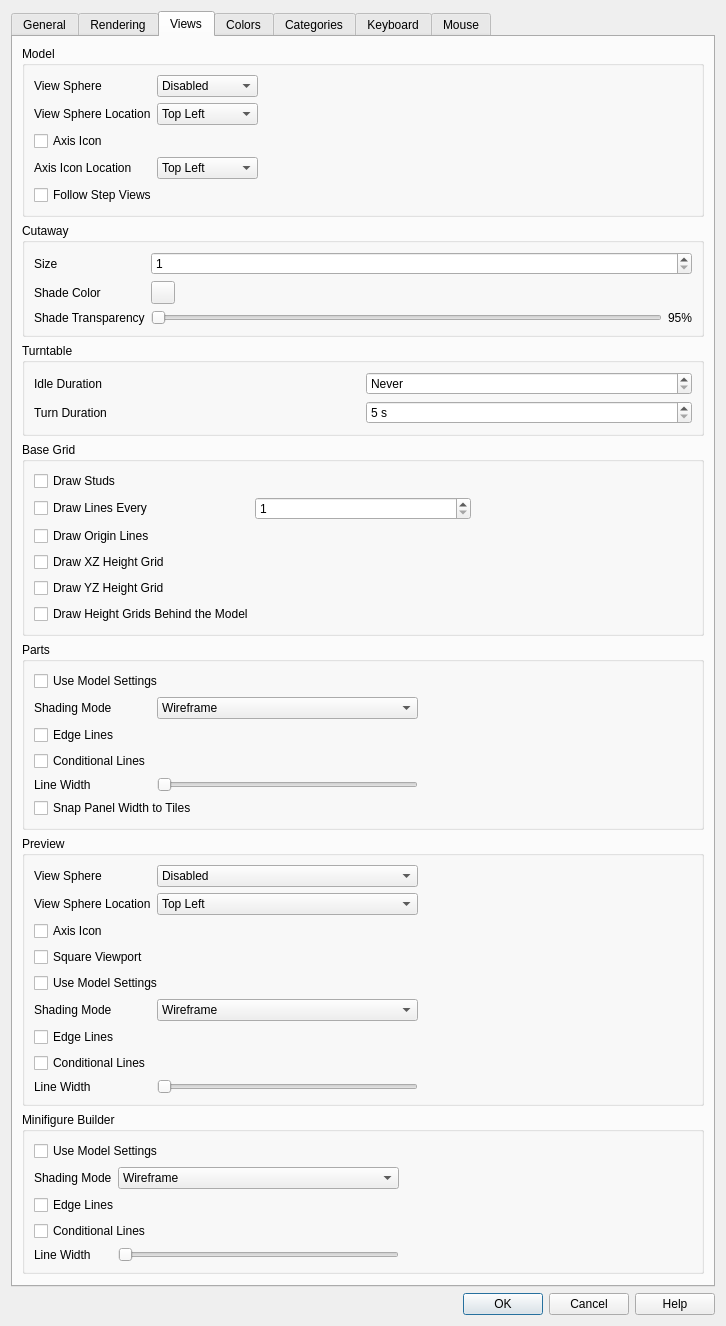
Before: the Qt Designer form source/interface/dialogs/sw_dialog_preferences.ui in nathaneltitane/studworks, drawn with Qt 5.
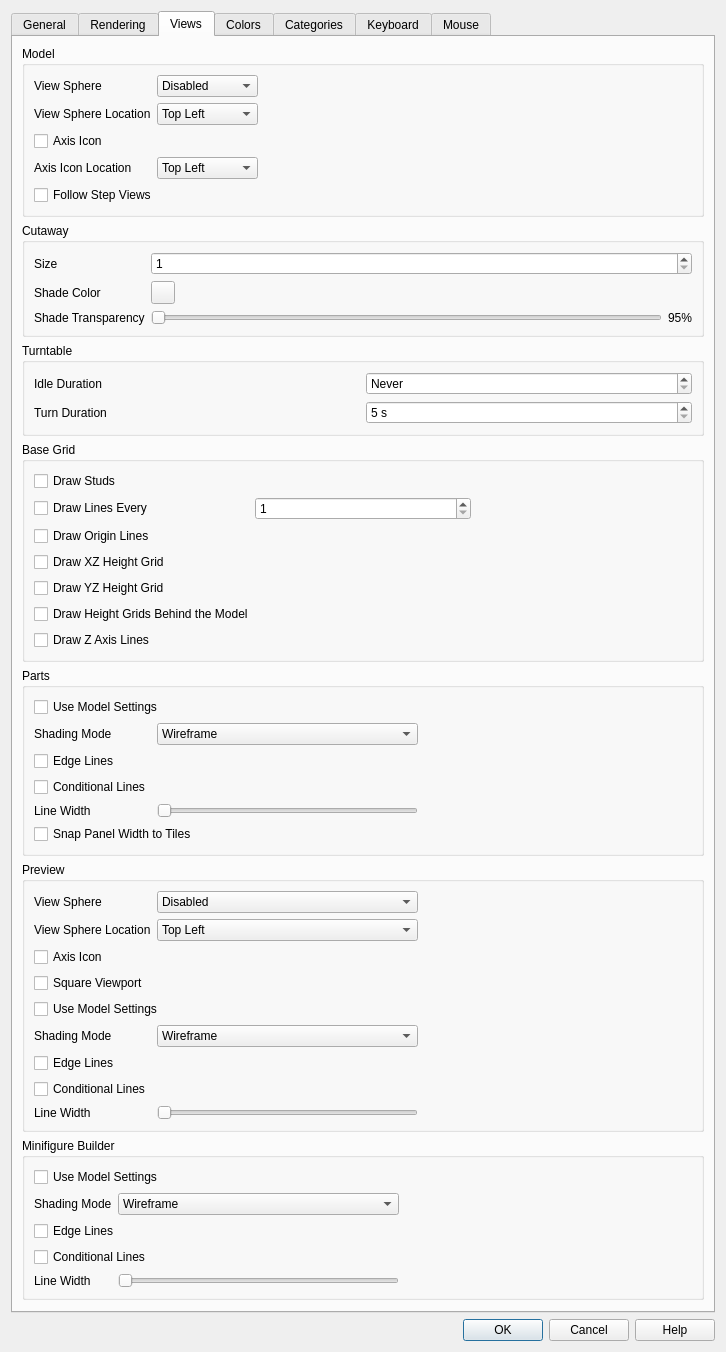
After: the same form once the commit is applied. The open tabs and pages were chosen to show the change.

The edit to the form file:
```diff
--- a/source/interface/dialogs/sw_dialog_preferences.ui
+++ b/source/interface/dialogs/sw_dialog_preferences.ui
@@ -1579,6 +1579,16 @@
             </property>
            </widget>
           </item>
+          <item row="6" column="0" colspan="3">
+           <widget class="QCheckBox" name="GridAxisZCheckBox">
+            <property name="toolTip">
+             <string>Draw the z axis line at the grid origin, or along the height grids when they are shown.</string>
+            </property>
+            <property name="text">
+             <string>Draw Z Axis Lines</string>
+            </property>
+           </widget>
+          </item>
           <item row="0" column="0" colspan="3">
            <widget class="QCheckBox" name="gridStuds">
             <property name="toolTip">
```
Left out of the diff: 1 changed line with no effect on the pictures.
